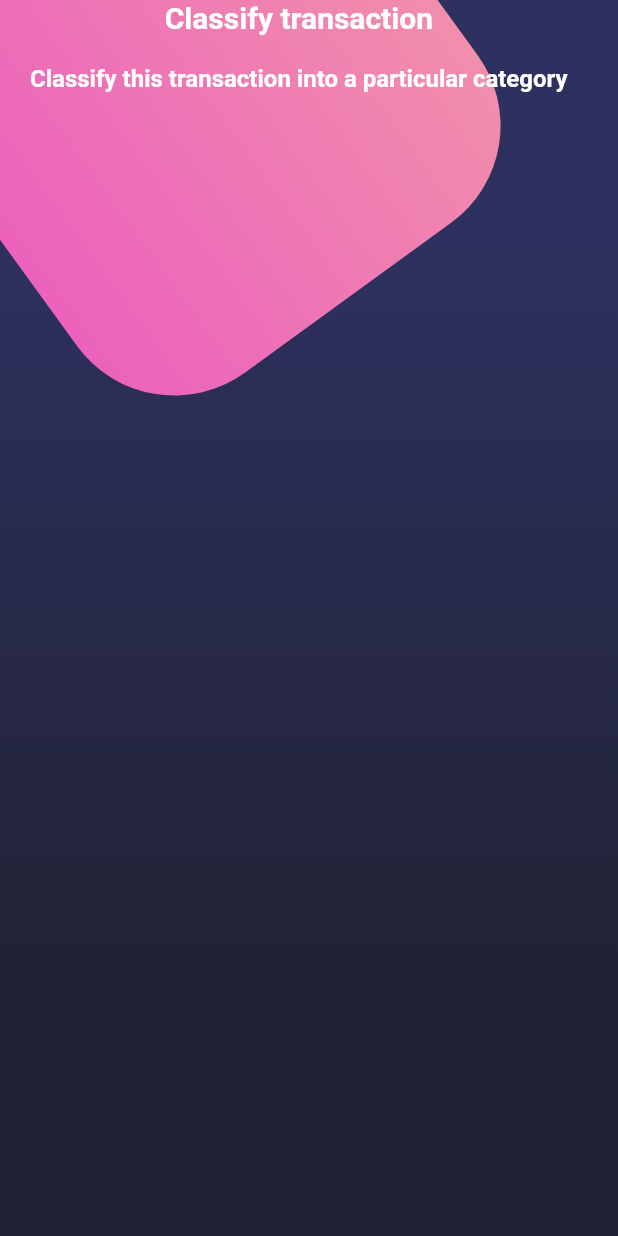
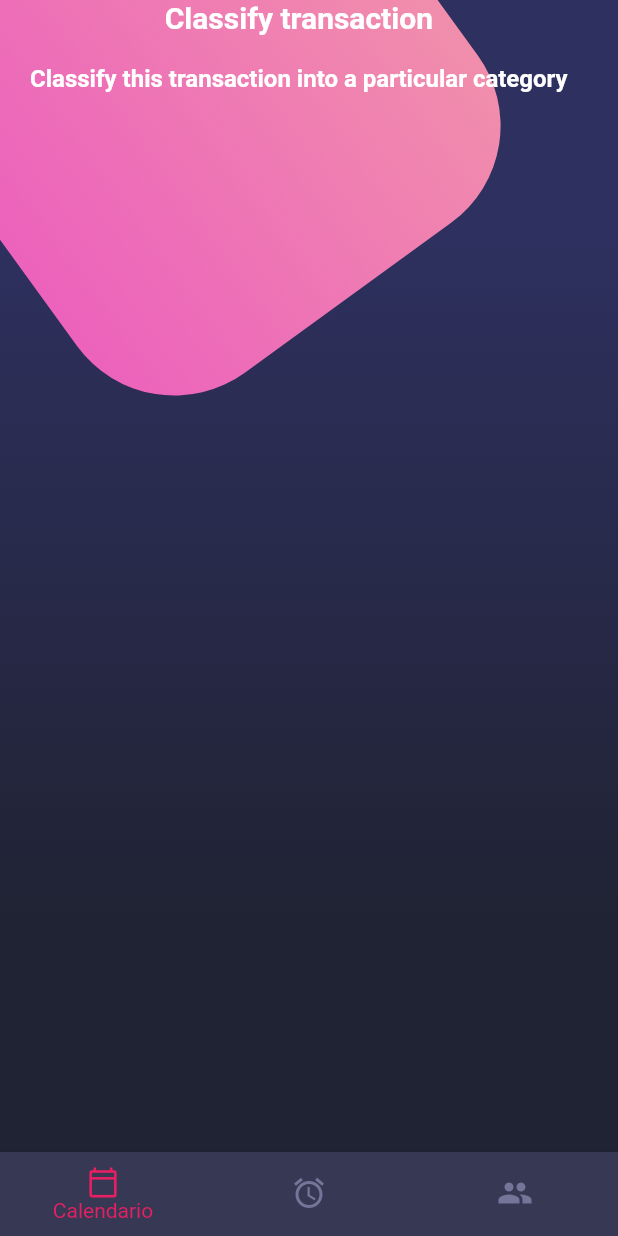
Before and after one commit to Reales09/diesign_1_flutter, a Flutter app: the screen it shows after launch, on a phone screen of 412 x 824 dp. Run offline on Flutter 3.47's test engine with Material 2 defaults, Android fonts, the phone set to English and light mode, and no system bars.

Commit message:
Se agrega bottom navigationbar

```diff
--- a/lib/screens/home_screen.dart
+++ b/lib/screens/home_screen.dart
@@ -1,3 +1,4 @@
+import 'package:design_1/widgets/custom_bottom_navigationbar.dart';
 import 'package:flutter/material.dart';
 
 import '../widgets/background.dart';
@@ -18,6 +19,7 @@ class HomeScreen extends StatelessWidget {
           _HomeBody(),
         ],
       ),
+      bottomNavigationBar: CustomBottomNavigation(),
     );
   }
 }
--- /dev/null
+++ b/lib/widgets/custom_bottom_navigationbar.dart
@@ -0,0 +1,28 @@
+import 'package:flutter/material.dart';
+
+class CustomBottomNavigation extends StatelessWidget {
+  const CustomBottomNavigation({super.key});
+
+  @override
+  Widget build(BuildContext context) {
+    return BottomNavigationBar(
+      // showSelectedLabels: false,
+      showUnselectedLabels: false,
+      selectedItemColor: Colors.pink,
+      backgroundColor: Color.fromRGBO(55, 57, 84, 1),
+      unselectedItemColor: Color.fromRGBO(116, 117, 152, 1),
+      currentIndex: 0,
+      items: [
+        BottomNavigationBarItem(
+            icon: Icon(
+              Icons.calendar_today_outlined,
+              size: 22,
+            ),
+            label: 'Calendario'),
+        BottomNavigationBarItem(
+            icon: Icon(Icons.access_alarms_sharp), label: 'Alarm'),
+        BottomNavigationBarItem(icon: Icon(Icons.people), label: 'Usuario'),
+      ],
+    );
+  }
+}
```
